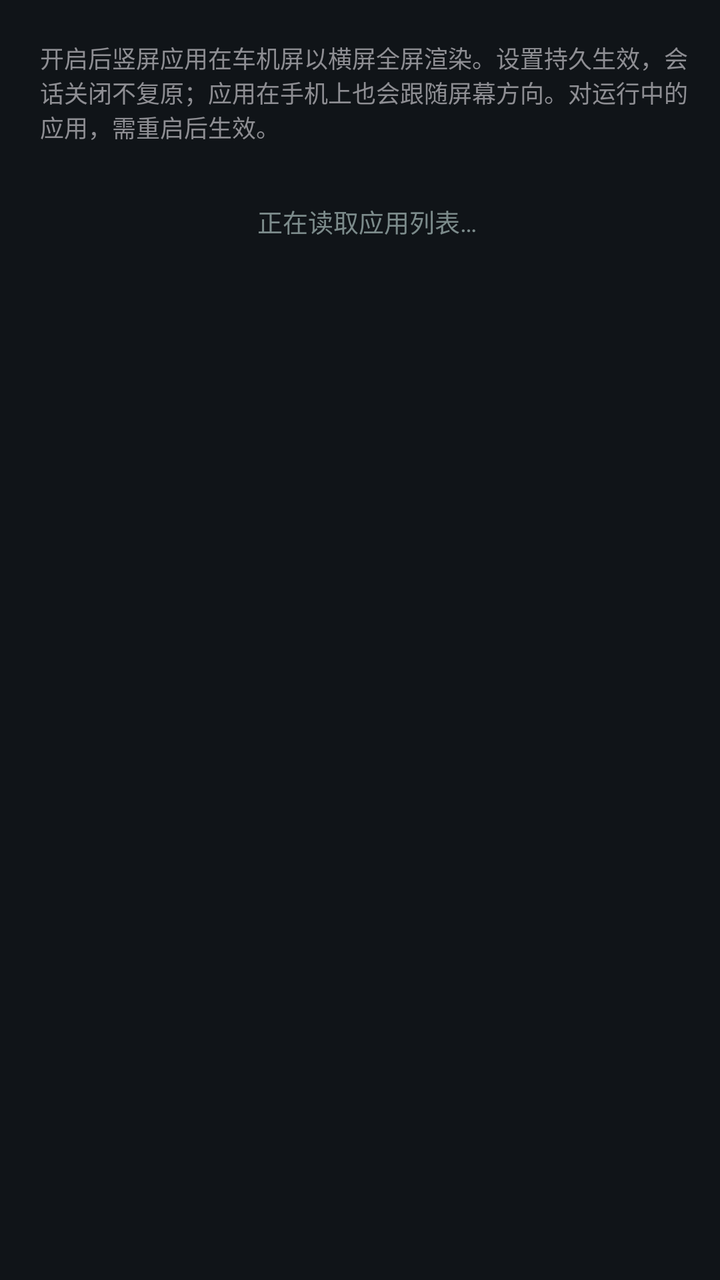
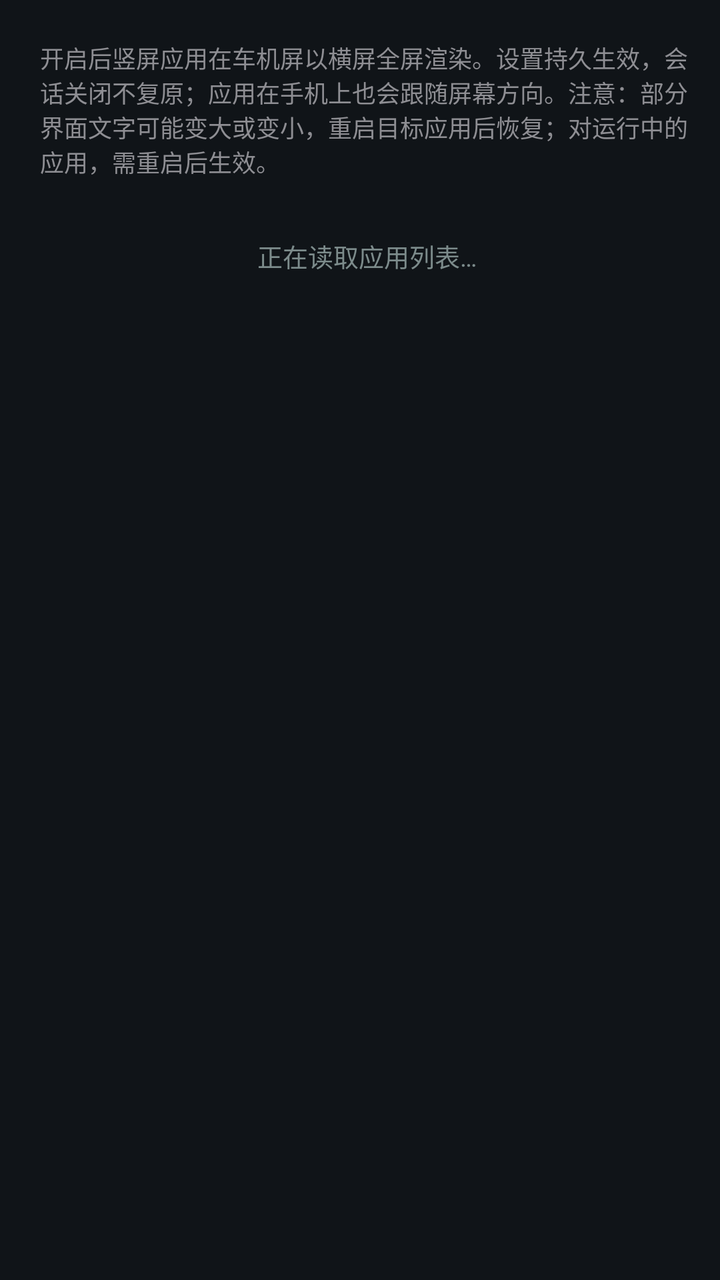

Screens rendered from an Android XML layout before and after an edit, with the pre-edit source and the edit as a unified diff.
<!-- AndroidManifest.xml: application theme Theme.CarPlaySender -->
<!-- res/layout/fragment_panel_orientation.xml -->
<?xml version="1.0" encoding="utf-8"?>
<LinearLayout xmlns:android="http://schemas.android.com/apk/res/android"
    android:layout_width="match_parent"
    android:layout_height="match_parent"
    android:orientation="vertical"
    android:paddingLeft="20dp"
    android:paddingRight="13dp"
    android:paddingTop="14dp"
    android:paddingBottom="10dp">

    <TextView
        android:layout_width="match_parent"
        android:layout_height="wrap_content"
        android:layout_marginTop="6dp"
        android:layout_marginBottom="11dp"
        android:text="开启后竖屏应用在车机屏以横屏全屏渲染。设置持久生效，会话关闭不复原；应用在手机上也会跟随屏幕方向。对运行中的应用，需重启后生效。"
        android:textColor="#FF8E8E93"
        android:textSize="12sp" />

    <FrameLayout
        android:layout_width="match_parent"
        android:layout_height="0dp"
        android:layout_weight="1">

        <TextView
            android:id="@+id/listLoading"
            android:layout_width="match_parent"
            android:layout_height="wrap_content"
            android:layout_marginTop="18dp"
            android:gravity="center"
            android:text="正在读取应用列表…"
            android:textColor="#7C8B8B"
            android:textSize="12.5sp" />

        <androidx.recyclerview.widget.RecyclerView
            android:id="@+id/oriList"
            android:layout_width="match_parent"
            android:layout_height="match_parent"
            android:clipToPadding="false"
            android:paddingRight="26dp"
            android:scrollbars="vertical" />

        <LinearLayout
            android:id="@+id/oriListIndex"
            android:layout_width="wrap_content"
            android:layout_height="wrap_content"
            android:layout_gravity="right|center_vertical"
            android:orientation="vertical"
            android:paddingLeft="6dp" />
    </FrameLayout>
</LinearLayout>
<!-- resources referenced by this layout -->
<resources>
  <style name="Theme.CarPlaySender" parent="Theme.AppCompat.DayNight.NoActionBar">
          <item name="android:statusBarColor">#101418</item>
          <item name="android:colorBackground">#101418</item>
          <item name="android:windowLightStatusBar">false</item>
      </style>
</resources>

<!-- the commit's change to res/layout/fragment_panel_orientation.xml (unified diff, before → after) -->
@@ -13,7 +13,7 @@
         android:layout_height="wrap_content"
         android:layout_marginTop="6dp"
         android:layout_marginBottom="11dp"
-        android:text="开启后竖屏应用在车机屏以横屏全屏渲染。设置持久生效，会话关闭不复原；应用在手机上也会跟随屏幕方向。对运行中的应用，需重启后生效。"
+        android:text="开启后竖屏应用在车机屏以横屏全屏渲染。设置持久生效，会话关闭不复原；应用在手机上也会跟随屏幕方向。注意：部分界面文字可能变大或变小，重启目标应用后恢复；对运行中的应用，需重启后生效。"
         android:textColor="#FF8E8E93"
         android:textSize="12sp" />
 
